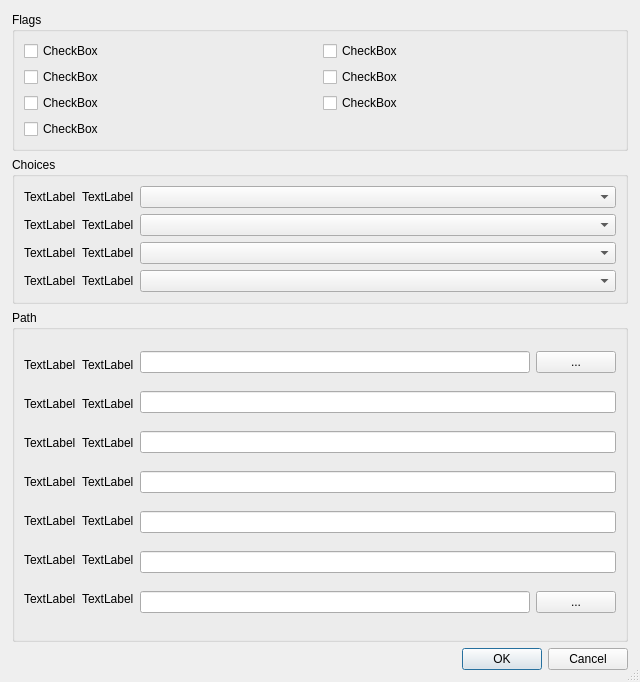
Before: the Qt Designer form tidal_dl_ng/ui/dialog_settings.ui in exislow/tidal-dl-ng, drawn with Qt 5.
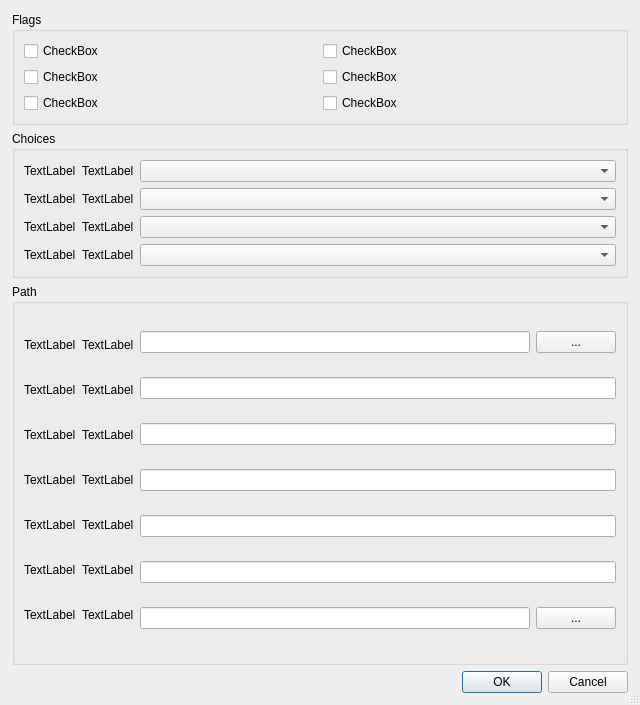
After: the same form once the commit is applied.

Patch:
```diff
--- a/tidal_dl_ng/ui/dialog_settings.ui
+++ b/tidal_dl_ng/ui/dialog_settings.ui
@@ -7,7 +7,7 @@
     <x>0</x>
     <y>0</y>
     <width>640</width>
-    <height>682</height>
+    <height>705</height>
    </rect>
   </property>
   <property name="sizePolicy">
@@ -184,21 +184,6 @@
           </item>
          </layout>
         </item>
-        <item>
-         <layout class="QHBoxLayout" name="horizontalLayout">
-          <item>
-           <layout class="QVBoxLayout" name="lv_flag_downgrade_on_hi_res">
-            <item>
-             <widget class="QCheckBox" name="cb_downgrade_on_hi_res">
-              <property name="text">
-               <string>CheckBox</string>
-              </property>
-             </widget>
-            </item>
-           </layout>
-          </item>
-         </layout>
-        </item>
        </layout>
       </widget>
      </item>
```
Left out of the diff: 6 changed lines with no effect on the pictures.
